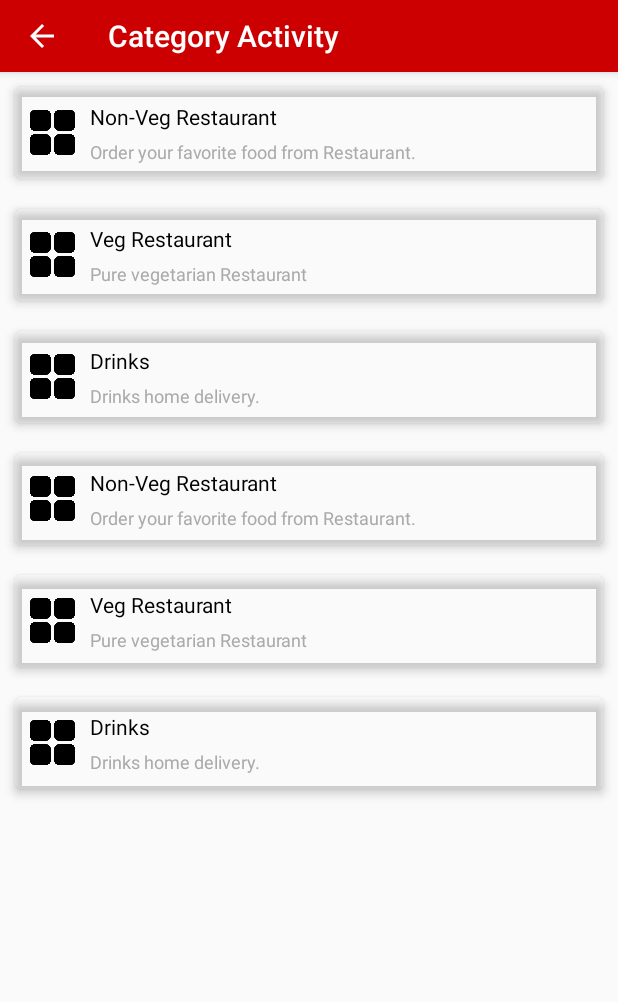
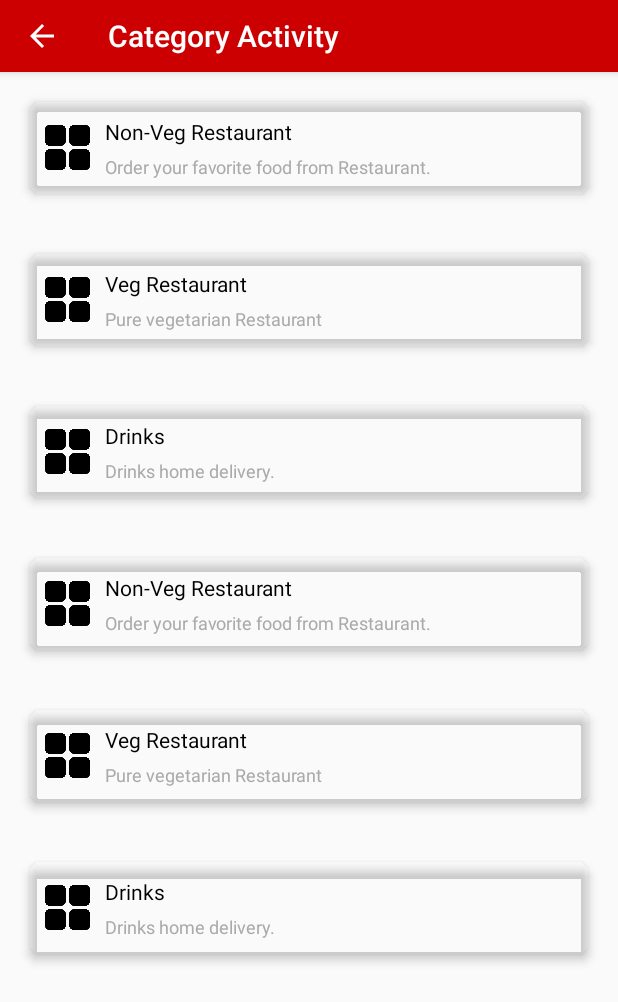
Before and after one commit to letsgodawa/Payroll, an Android app: the CategoryActivity screen opened directly, with no data from a screen before it, on a phone screen of 412 x 824 dp. Shown: the top 1002 px of the screen. Run offline under Robolectric (Android 15) with nearby library versions, the phone set to English and light mode, and no system bars.

```diff
--- a/app/src/main/res/layout/activity_dashboard.xml
+++ b/app/src/main/res/layout/activity_dashboard.xml
@@ -26,6 +26,9 @@
         android:id="@+id/lytTab"
         android:background="#2196F3"
         android:layout_height="wrap_content"
+        app:tabIndicatorColor="@android:color/white"
+        app:tabSelectedTextColor="@android:color/white"
+
         android:layout_width="match_parent" />
 
     <androidx.viewpager.widget.ViewPager
--- a/app/src/main/res/layout/adapter_category_item.xml
+++ b/app/src/main/res/layout/adapter_category_item.xml
@@ -3,17 +3,17 @@
     xmlns:app="http://schemas.android.com/apk/res-auto"
     android:layout_width="match_parent"
     android:layout_height="wrap_content"
-    android:layout_margin="10dp"
+    android:layout_margin="20dp"
     android:orientation="horizontal"
-    app:cardElevation="4dp"
     app:cardBackgroundColor="@android:color/transparent"
-    app:cardCornerRadius="5dp">
+    app:cardCornerRadius="7dp"
+    app:cardElevation="4dp">
 
     <LinearLayout
         android:layout_width="match_parent"
         android:layout_height="wrap_content"
-        android:orientation="horizontal"
-        android:padding="10dp">
+        android:padding="10dp"
+        android:orientation="horizontal">
 
         <ImageView
             android:layout_width="30dp"
```
Also changed, not shown: app/src/main/java/com/sujan/myapplication/LoginActivity.java (+3 -4 lines).
